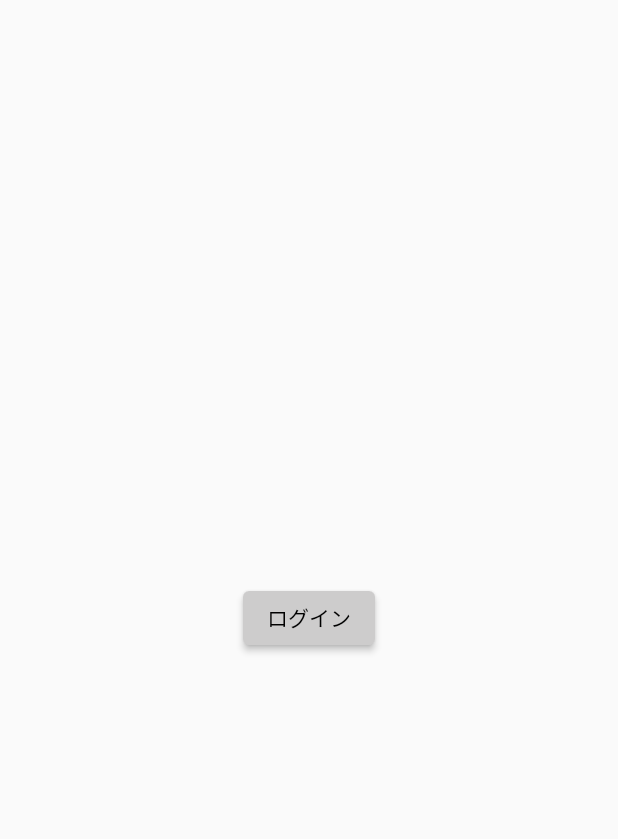
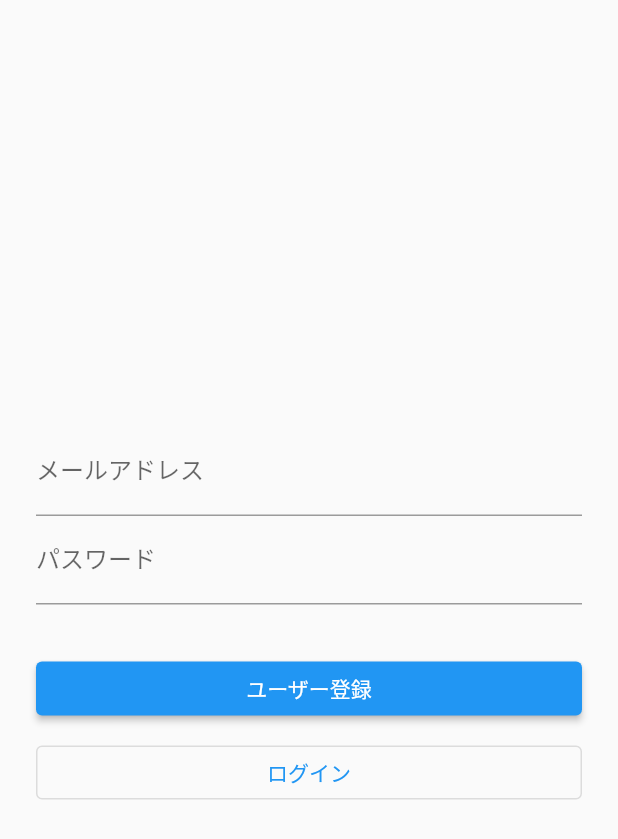
Before and after one commit to Atsuki335/MyChatApp, a Flutter app: the screen it shows after launch, on a phone screen of 412 x 824 dp. Shown: the top 839 px of the screen. Run offline on Flutter 3.47's test engine with Material 2 defaults, Android fonts, the phone set to English and light mode, and no system bars; our stand-ins replace firebase_auth, firebase_core; accounts and stored records are empty.

```diff
--- a/lib/chat_page.dart
+++ b/lib/chat_page.dart
@@ -1,9 +1,14 @@
+import 'package:firebase_core/firebase_core.dart';
+import 'package:firebase_auth/firebase_auth.dart';
+import 'firebase_options.dart';
 import 'package:flutter/material.dart';
 import 'package:mychatapp/login_page.dart';
 import 'post_page.dart';
 //body部分
 
 class ChatPage extends StatelessWidget {
+  ChatPage(this.user); //引数からユーザー情報を受け取れるようにする
+  final User user; //ユーザー情報
   @override
   Widget build(BuildContext context) {
     return Scaffold(
@@ -11,15 +16,21 @@ class ChatPage extends StatelessWidget {
           title: Text('チャット'),
           actions: <Widget>[
             IconButton(
-                icon: Icon(Icons.close),
+                icon: Icon(Icons.logout),
                 onPressed: () async {
+                  //ログアウト処理
+                  //内部で保持しているログイン情報等が初期化される
                   //チャット画面に遷移＋ログイン画面を破棄
+                  await FirebaseAuth.instance.signOut();
                   await Navigator.of(context)
                       .pushReplacement(MaterialPageRoute(builder: (context) {
                     return LoginPage();
                   }));
                 }),
           ],
+        ),
+        body: Center(
+          child: Text('ログイン情報 : ${user.email}'),
         ),
         //actionsの外側に置くことで下に来る
         floatingActionButton: FloatingActionButton(
--- a/lib/login_page.dart
+++ b/lib/login_page.dart
@@ -1,30 +1,107 @@
+import 'package:firebase_core/firebase_core.dart';
+import 'package:firebase_auth/firebase_auth.dart';
+import 'firebase_options.dart';
 import 'package:flutter/material.dart';
 import 'chat_page.dart';
 
-class LoginPage extends StatelessWidget {
+class LoginPage extends StatefulWidget {
+  @override
+  _LoginPageState createState() => _LoginPageState();
+}
+
+class _LoginPageState extends State<LoginPage> {
+  String infoText = '';
+  String email = '';
+  String password = '';
+
   @override
   Widget build(BuildContext context) {
     return Scaffold(
         body: Center(
+      child: Container(
+        padding: EdgeInsets.all(24),
         child: Column(
           mainAxisAlignment: MainAxisAlignment.center,
           children: <Widget>[
-          ElevatedButton(
-              child: Text('ログイン', style: TextStyle(color: Colors.black)),
-              style: ElevatedButton.styleFrom(
-                  backgroundColor: Color.fromARGB(255, 205, 204, 204)),
+            TextFormField(
+                autocorrect: false, //英語が予測変換されて嫌だったので入れた（chatGPT)
+                decoration: InputDecoration(labelText: 'メールアドレス'),
+                onChanged: (String value) {
+                  setState(() {
+                    email = value;
+                  });
+                }),
+            TextFormField(
+              autocorrect: false,
+              decoration: InputDecoration(labelText: 'パスワード'),
+              obscureText: true,
+              onChanged: (String value) {
+                setState(() {
+                  password = value;
+                });
+              },
+            ),
+            Container(
+              padding: EdgeInsets.all(8),
+              child: Text(infoText),
+            ),
+            Container(
+                width: double.infinity,
+                child: ElevatedButton(
+                    child: Text('ユーザー登録'),
                     onPressed: () async {
-                //チャット画面に遷移＋ログイン画面を破棄
+                      try {
+                        //tryとcatchはセット
+                        final FirebaseAuth auth = FirebaseAuth.instance;
+                        final UserCredential result =
+                            await auth.createUserWithEmailAndPassword(
+                                email: email, password: password);
+                        //ユーザー登録に成功下場合チャット画面に遷移＋ログイン画面を破棄
                         await Navigator.of(context)
-                    .pushReplacement(MaterialPageRoute(builder: (context) {
+                            .pushReplacement(MaterialPageRoute(
+                          builder: (context) {
                             /*pushReplacement:一方通行の画面遷移のとき（ログイン）
                   現在のルートがスタックから完全に削除され新しいルートがスタックにプッシュされる
                   新しいルートが現在のアクティブなルートになり戻るボタンを使用して
                   前のルートに戻ることができなくなる*/
-                  return ChatPage();
-                }));
-              })
+                            return ChatPage(result.user!);
+                          },
+                        ));
+                      } catch (e) {
+                        //ユーザー登録に失敗した場合
+                        setState(() {
+                          infoText = "登録に失敗しました : ${e.toString()}";
+                        });
+                      }
+                    })),
+            const SizedBox(height: 8),
+            Container(
+              width: double.infinity,
+              child: OutlinedButton(
+                child: Text('ログイン'),
+                onPressed: () async {
+                  try {
+                    final FirebaseAuth auth = FirebaseAuth.instance;
+                    //signInに変更
+                    final UserCredential result = //追加
+                        await auth.signInWithEmailAndPassword(
+                            email: email, password: password);
+                    await Navigator.of(context)
+                        .pushReplacement(MaterialPageRoute(
+                      builder: (context) {
+                        return ChatPage(result.user!);
+                      },
+                    ));
+                  } catch (e) {
+                    setState(() {
+                      infoText = "ログインに失敗しました : ${e.toString()}";
+                    });
+                  }
+                },
+              ),
+            )
           ],
+        ),
       ),
     ));
   }
--- a/lib/post_page.dart
+++ b/lib/post_page.dart
@@ -1,4 +1,5 @@
 import 'package:flutter/material.dart';
+import 'chat_page.dart';
 
 class AddPostPage extends StatelessWidget {
   @override
--- a/pubspec.yaml
+++ b/pubspec.yaml
@@ -28,13 +28,15 @@ environment:
 # the latest version available on pub.dev. To see which dependencies have newer
 # versions available, run `flutter pub outdated`.
 dependencies:
+  firebase_auth: ^4.6.2
+  firebase_core: ^2.13.1
   flutter:
     sdk: flutter
-
+cupertino_icons: ^1.0.2
 
   # The following adds the Cupertino Icons font to your application.
   # Use with the CupertinoIcons class for iOS style icons.
-  cupertino_icons: ^1.0.2
+
 
 dev_dependencies:
   flutter_test:
```
Also changed, not shown: lib/main.dart (+10 -2 lines), lib/firebase_options.dart (added), pubspec.lock, 20 other files. Lines whose indentation alone changed are shown as unchanged.
